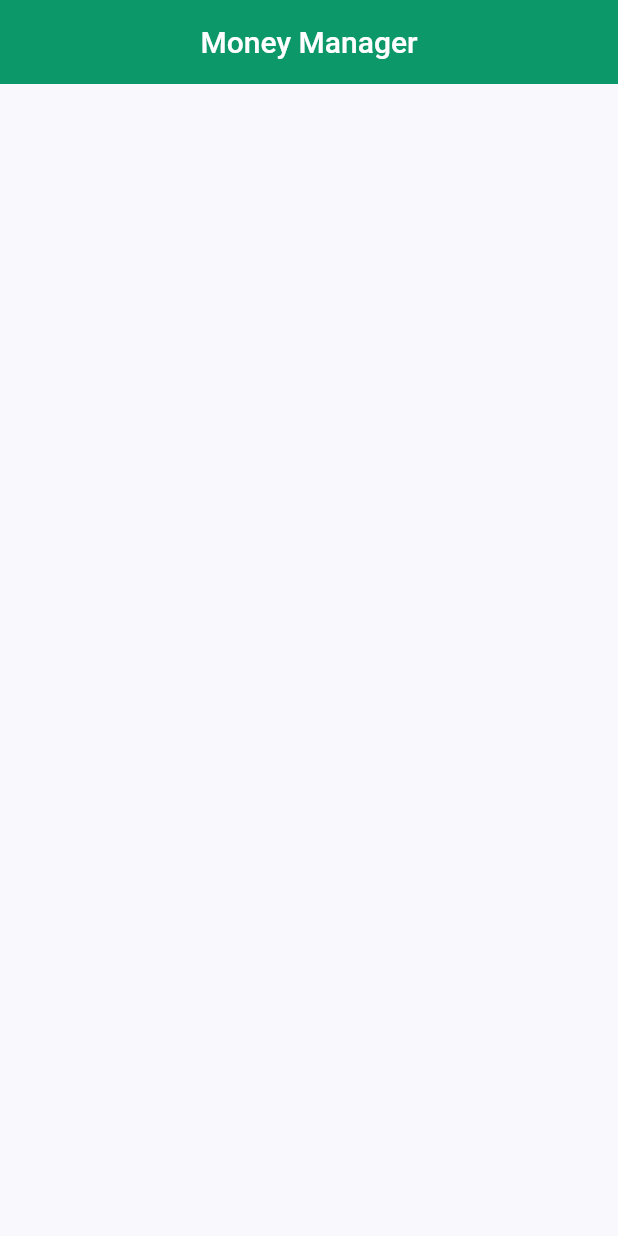
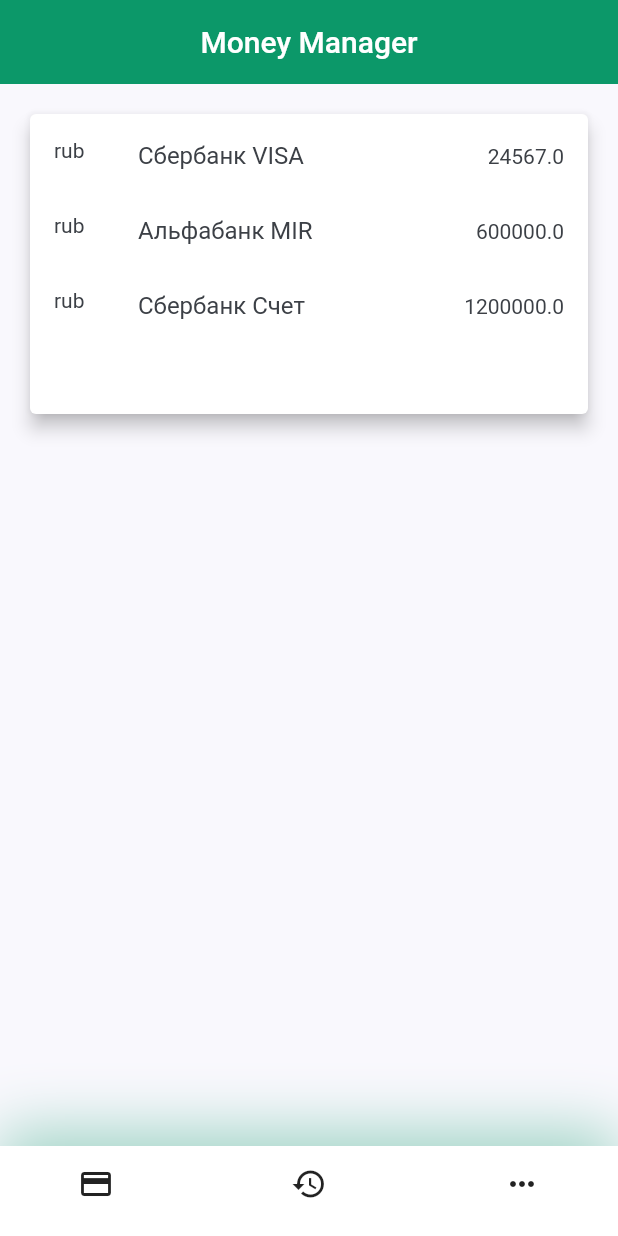
Before and after one commit to Excome/money-manager, a Flutter app: the screen it shows after launch, on a phone screen of 412 x 824 dp. Run offline on Flutter 3.47's test engine with Material 2 defaults, Android fonts, the phone set to English and light mode, and no system bars.

Commit message:
add demo account list

```diff
--- /dev/null
+++ b/lib/component/navigation_bar.dart
@@ -0,0 +1,46 @@
+import 'package:flutter/material.dart';
+
+import '../constants.dart';
+
+class NavBar extends StatelessWidget {
+  const NavBar({Key? key}) : super(key: key);
+
+  @override
+  Widget build(BuildContext context) {
+    return Container(
+      padding: const EdgeInsets.only(
+        left: kDefaultPadding * 2,
+        right: kDefaultPadding * 2,
+        bottom: kDefaultPadding / 2,
+      ),
+      height: 60,
+      decoration: BoxDecoration(
+        color: Colors.white,
+        boxShadow: [
+          BoxShadow(
+            offset: const Offset(0, -10),
+            blurRadius: 35,
+            color: kPrimaryColor.withOpacity(0.38),
+          ),
+        ],
+      ),
+      child: Row(
+        mainAxisAlignment: MainAxisAlignment.spaceBetween,
+        children: <Widget>[
+          IconButton(
+            icon: const Icon(Icons.credit_card),
+            onPressed: () {},
+          ),
+          IconButton(
+            icon: const Icon(Icons.history),
+            onPressed: () {},
+          ),
+          IconButton(
+            icon: const Icon(Icons.more_horiz),
+            onPressed: () {},
+          ),
+        ],
+      ),
+    );
+  }
+}
--- a/lib/domain/account/account.dart
+++ b/lib/domain/account/account.dart
@@ -1,4 +1,4 @@
-import 'accountType.dart';
+import 'account_type.dart';
 import 'currency.dart';
 
 class Account {
--- a/lib/domain/operation/category.dart
+++ b/lib/domain/operation/category.dart
@@ -1,4 +1,4 @@
-import 'operationType.dart';
+import 'operation_type.dart';
 
 class Category {
   String name;
--- a/lib/domain/operation/operation.dart
+++ b/lib/domain/operation/operation.dart
@@ -1,7 +1,7 @@
 import 'package:moneymanager/domain/account/account.dart';
 
 import 'category.dart';
-import 'operationType.dart';
+import 'operation_type.dart';
 
 class Operation {
   int id;
--- /dev/null
+++ b/lib/screen/home/component/account_list.dart
@@ -0,0 +1,54 @@
+import 'package:flutter/material.dart';
+import 'package:moneymanager/constants.dart';
+import 'package:moneymanager/domain/account/account_type.dart';
+import 'package:moneymanager/domain/account/currency.dart';
+
+import '../../../domain/account/account.dart';
+
+class AccountList extends StatelessWidget {
+  AccountList({Key? key}) : super(key: key);
+
+  final List<Account> accounts = [
+    Account("Сбербанк VISA", AccountType.debitCard, Currency.rub, 24567),
+    Account("Альфабанк MIR", AccountType.creditCard, Currency.rub, 600000),
+    Account("Сбербанк Счет", AccountType.savingAccount, Currency.rub, 1200000),
+  ];
+
+  @override
+  Widget build(BuildContext context) {
+/*    return Container(
+      height: 100, // TODO remove
+      alignment: Alignment.center,
+      padding: const EdgeInsets.symmetric(vertical: kDefaultPadding, horizontal: kDefaultPadding),
+      margin: const EdgeInsets.symmetric(vertical: kDefaultPadding, horizontal: kDefaultPadding),
+      decoration: BoxDecoration(color: Colors.white , borderRadius: BorderRadius.circular(5.0), boxShadow: const [BoxShadow(color: Colors.grey, offset: Offset(0.0, 1.0), blurRadius: 6.0)]),
+    );*/
+    var accountListView = Expanded(
+        child: ListView.builder(
+            itemCount: accounts.length,
+            itemBuilder: (context, index) {
+              return Container(
+                height: 50,
+                child: ListTile(
+                  leading: Text(accounts[index].currency.name),
+                  title: Text(accounts[index].name),
+                  trailing: Text(accounts[index].balance.toString()),
+                ),
+              );
+            }
+        )
+    );
+
+
+    return Card(
+      elevation: 5,
+      color: Colors.white,
+      margin: EdgeInsets.symmetric(vertical: kDefaultPadding, horizontal: kDefaultPadding),
+      child: Container(
+        height: 200,
+        child: Column(
+          children: <Widget>[accountListView],
+        ),
+    ));
+  }
+}
--- a/lib/screen/home/home_screen.dart
+++ b/lib/screen/home/home_screen.dart
@@ -1,12 +1,19 @@
 import 'package:flutter/material.dart';
+import 'package:moneymanager/component/navigation_bar.dart';
+import 'package:moneymanager/screen/home/component/account_list.dart';
 
 class HomeScreen extends StatelessWidget {
   const HomeScreen({Key? key}) : super(key: key);
-
   @override
   Widget build(BuildContext context) {
     return Scaffold(
       appBar: buildAppBar(context),
+      bottomNavigationBar: const NavBar(),
+      body: Column(
+        children: [
+          AccountList()
+        ],
+      ),
     );
   }
 
```
Also changed, not shown: lib/domain/account/account_type.dart (renamed from lib/domain/account/accountType.dart), lib/domain/operation/operation_type.dart (renamed from lib/domain/operation/operationType.dart).
